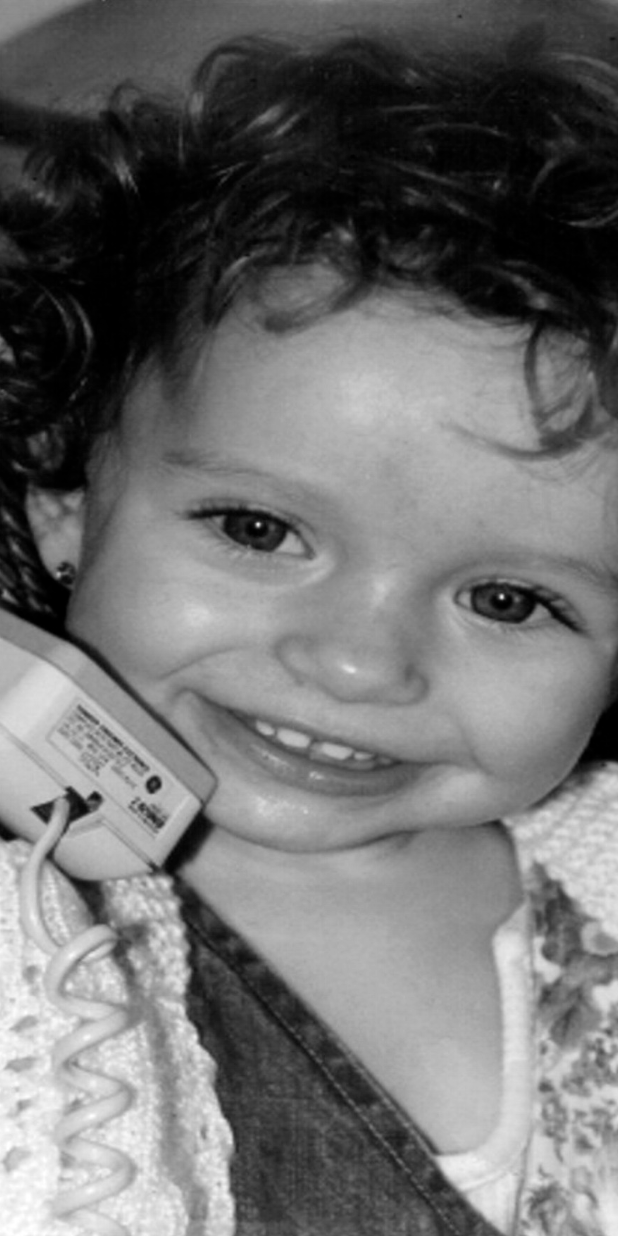
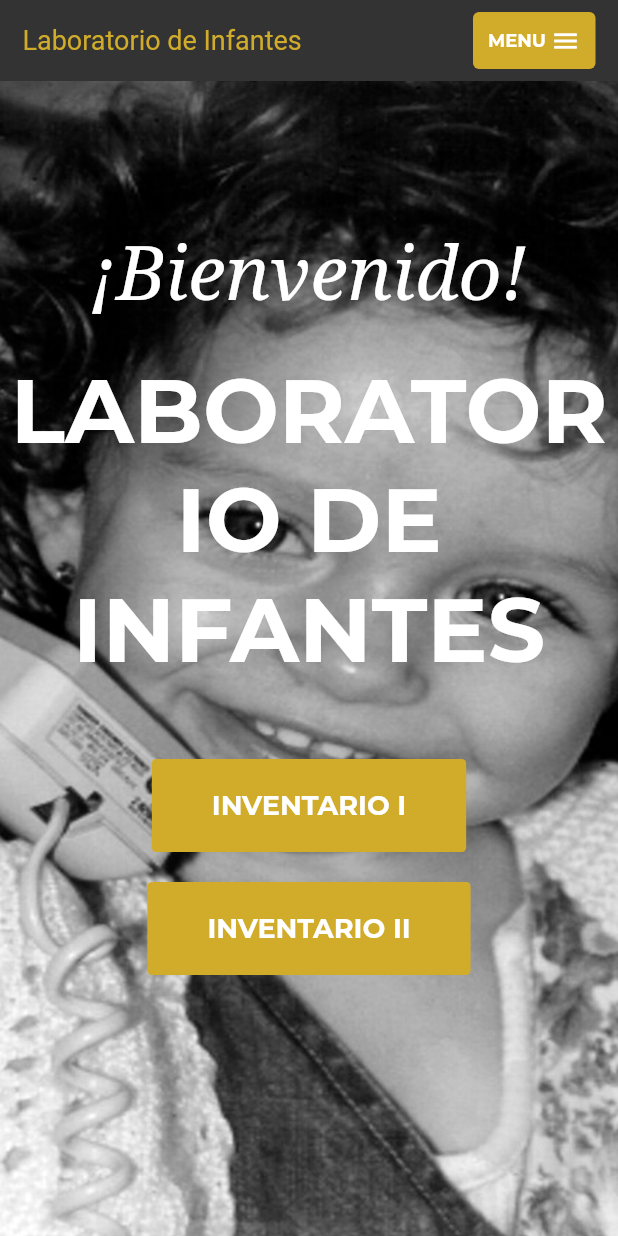
Before and after one commit to A-L-M/app_cdi, a Flutter app: the screen it shows after launch, on a phone screen of 412 x 824 dp. Run offline on Flutter 3.47's test engine with Material 2 defaults, Android fonts, the phone set to English and light mode, and no system bars; our stand-ins replace flutter_secure_storage, go_router, google_fonts, image_picker, shared_preferences, supabase_flutter and 1 more; missing offline and left inert: flutter_portal; accounts and stored records are empty.

Commit message:
Agrego portal

```diff
--- a/lib/helpers/constants.dart
+++ b/lib/helpers/constants.dart
@@ -7,3 +7,5 @@ const redirectUrl = 'https://supabase.cbluna-dev.com/arux-change-pass';
 const themeId = String.fromEnvironment('themeId', defaultValue: '2');
 
 String bonitaConnectionUrl = 'https://arux.cbluna-dev.com/arux/api';
+
+const mobileSize = 700;
--- a/lib/pages/home_page/home_page.dart
+++ b/lib/pages/home_page/home_page.dart
@@ -1,7 +1,9 @@
-import 'package:app_cdi/pages/home_page/widgets/dropdown_button.dart';
-import 'package:app_cdi/pages/home_page/widgets/inventario_button.dart';
+import 'package:app_cdi/pages/home_page/widgets/top_menu.dart';
 import 'package:flutter/material.dart';
 import 'package:google_fonts/google_fonts.dart';
+
+import 'package:app_cdi/helpers/constants.dart';
+import 'package:app_cdi/pages/home_page/widgets/inventario_button.dart';
 
 class HomePage extends StatefulWidget {
   const HomePage({Key? key}) : super(key: key);
@@ -14,7 +16,9 @@ class _HomePageState extends State<HomePage> {
   @override
   Widget build(BuildContext context) {
     return Scaffold(
-      body: Container(
+      body: GestureDetector(
+        onTap: () => FocusScope.of(context).unfocus(),
+        child: Container(
           constraints: const BoxConstraints.expand(),
           decoration: const BoxDecoration(
             image: DecorationImage(
@@ -24,12 +28,13 @@ class _HomePageState extends State<HomePage> {
             ),
           ),
           child: LayoutBuilder(builder: (context, constraints) {
-          if (constraints.maxWidth > 700) {
+            if (constraints.maxWidth > mobileSize) {
               return const HomePageBodyDesktop();
             } else {
               return const HomePageBodyMobile();
             }
           }),
+        ),
       ),
     );
   }
@@ -40,7 +45,43 @@ class HomePageBodyMobile extends StatelessWidget {
 
   @override
   Widget build(BuildContext context) {
-    return Container();
+    return SingleChildScrollView(
+      child: Column(
+        children: [
+          const TopMenuWidget(),
+          Container(
+            padding: const EdgeInsets.only(top: 100),
+            margin: const EdgeInsets.only(bottom: 25),
+            child: const Text(
+              '¡Bienvenido!',
+              style: TextStyle(
+                fontFamily: 'DroidSerif',
+                fontStyle: FontStyle.italic,
+                color: Colors.white,
+                fontWeight: FontWeight.w500,
+                fontSize: 50,
+              ),
+            ),
+          ),
+          Container(
+            margin: const EdgeInsets.only(bottom: 50),
+            alignment: Alignment.center,
+            child: Text(
+              'LABORATORIO DE INFANTES',
+              style: GoogleFonts.montserrat(
+                color: Colors.white,
+                fontSize: 60,
+                fontWeight: FontWeight.bold,
+              ),
+              textAlign: TextAlign.center,
+            ),
+          ),
+          InventarioButton(label: 'INVENTARIO I', onTap: () {}),
+          const SizedBox(height: 20),
+          InventarioButton(label: 'INVENTARIO II', onTap: () {}),
+        ],
+      ),
+    );
   }
 }
 
@@ -51,33 +92,7 @@ class HomePageBodyDesktop extends StatelessWidget {
   Widget build(BuildContext context) {
     return Column(
       children: [
-        Container(
-          padding: const EdgeInsets.symmetric(vertical: 25, horizontal: 15),
-          margin: const EdgeInsets.only(bottom: 20, left: 68, right: 68),
-          child: Row(
-            children: [
-              Container(
-                padding: const EdgeInsets.all(15),
-                child: Text(
-                  'Laboratorio de Infantes',
-                  style: GoogleFonts.kaushanScript(
-                    color: const Color(0xFFD1AC2B),
-                    fontSize: 28,
-                  ),
-                ),
-              ),
-              CustomDropdownButton(
-                title: 'CDI',
-                onTap: () {},
-              ),
-              const Spacer(),
-              CustomDropdownButton(
-                title: 'Iniciar Sesión',
-                onTap: () {},
-              ),
-            ],
-          ),
-        ),
+        const TopMenuWidget(),
         Container(
           padding: const EdgeInsets.only(top: 125),
           margin: const EdgeInsets.only(bottom: 25),
@@ -101,6 +116,7 @@ class HomePageBodyDesktop extends StatelessWidget {
               fontSize: 75,
               fontWeight: FontWeight.bold,
             ),
+            textAlign: TextAlign.center,
           ),
         ),
         Row(
--- a/lib/pages/home_page/widgets/inventario_button.dart
+++ b/lib/pages/home_page/widgets/inventario_button.dart
@@ -49,6 +49,7 @@ class _InventarioButtonState extends State<InventarioButton> {
           padding: const EdgeInsets.symmetric(horizontal: 40, vertical: 20),
           decoration: BoxDecoration(
             color: buttonColor,
+            borderRadius: BorderRadius.circular(3),
           ),
           child: Text(
             widget.label,
--- /dev/null
+++ b/lib/pages/home_page/widgets/top_menu.dart
@@ -0,0 +1,159 @@
+import 'package:app_cdi/helpers/constants.dart';
+import 'package:app_cdi/pages/home_page/widgets/login_form.dart';
+import 'package:flutter/material.dart';
+import 'package:google_fonts/google_fonts.dart';
+
+import 'package:app_cdi/pages/home_page/widgets/dropdown_button.dart';
+
+class TopMenuWidget extends StatelessWidget {
+  const TopMenuWidget({Key? key}) : super(key: key);
+
+  @override
+  Widget build(BuildContext context) {
+    return LayoutBuilder(builder: (context, constraints) {
+      if (constraints.maxWidth > mobileSize) {
+        return const TopMenuBodyDesktop();
+      } else {
+        return const TopMenuBodyMobile();
+      }
+    });
+  }
+}
+
+class TopMenuBodyMobile extends StatelessWidget {
+  const TopMenuBodyMobile({Key? key}) : super(key: key);
+
+  @override
+  Widget build(BuildContext context) {
+    return Container(
+      width: double.infinity,
+      height: 54,
+      decoration: const BoxDecoration(
+        color: Color(0xFF333333),
+      ),
+      child: Row(
+        children: [
+          Container(
+            padding: const EdgeInsets.all(15),
+            child: Text(
+              'Laboratorio de Infantes',
+              style: GoogleFonts.kaushanScript(
+                color: const Color(0xFFD1AC2B),
+                fontSize: 18,
+              ),
+            ),
+          ),
+          const Spacer(),
+          const CustomMenuButton(),
+        ],
+      ),
+    );
+  }
+}
+
+class TopMenuBodyDesktop extends StatelessWidget {
+  const TopMenuBodyDesktop({Key? key}) : super(key: key);
+
+  @override
+  Widget build(BuildContext context) {
+    return Container(
+      padding: const EdgeInsets.symmetric(vertical: 25, horizontal: 15),
+      margin: const EdgeInsets.only(bottom: 20, left: 68, right: 68),
+      child: Row(
+        children: [
+          Container(
+            padding: const EdgeInsets.all(15),
+            child: Text(
+              'Laboratorio de Infantes',
+              style: GoogleFonts.kaushanScript(
+                color: const Color(0xFFD1AC2B),
+                fontSize: 28,
+              ),
+            ),
+          ),
+          CustomDropdownButton(
+            title: 'CDI',
+            portalFollower: Container(
+              height: 50,
+              width: 50,
+              color: Colors.red,
+            ),
+          ),
+          const Spacer(),
+          CustomDropdownButton(
+            title: 'Iniciar Sesión',
+            portalFollower: const LoginForm(),
+          ),
+        ],
+      ),
+    );
+  }
+}
+
+class CustomMenuButton extends StatefulWidget {
+  const CustomMenuButton({Key? key}) : super(key: key);
+
+  @override
+  State<CustomMenuButton> createState() => _CustomMenuButtonState();
+}
+
+class _CustomMenuButtonState extends State<CustomMenuButton> {
+  Color buttonColor = const Color(0xFFD1AC2B);
+
+  Color lighten(Color c, [int percent = 10]) {
+    assert(1 <= percent && percent <= 100);
+    var p = percent / 100;
+    return Color.fromARGB(
+      c.alpha,
+      c.red + ((255 - c.red) * p).round(),
+      c.green + ((255 - c.green) * p).round(),
+      c.blue + ((255 - c.blue) * p).round(),
+    );
+  }
+
+  @override
+  Widget build(BuildContext context) {
+    return MouseRegion(
+      cursor: SystemMouseCursors.click,
+      onEnter: (event) {
+        buttonColor = lighten(buttonColor, 15);
+        setState(() {});
+      },
+      onExit: (event) {
+        buttonColor = const Color(0xFFD1AC2B);
+        setState(() {});
+      },
+      child: GestureDetector(
+        onTap: () {},
+        child: AnimatedContainer(
+          curve: Curves.easeIn,
+          duration: const Duration(milliseconds: 200),
+          margin: const EdgeInsets.symmetric(horizontal: 15, vertical: 8),
+          padding: const EdgeInsets.symmetric(horizontal: 10, vertical: 9),
+          decoration: BoxDecoration(
+            color: buttonColor,
+            borderRadius: BorderRadius.circular(4),
+          ),
+          child: Row(
+            children: [
+              Text(
+                'MENU',
+                style: GoogleFonts.montserrat(
+                  color: Colors.white,
+                  fontSize: 12,
+                  fontWeight: FontWeight.bold,
+                ),
+              ),
+              const SizedBox(width: 3),
+              const Icon(
+                Icons.menu,
+                color: Colors.white,
+                size: 20,
+              ),
+            ],
+          ),
+        ),
+      ),
+    );
+  }
+}
--- /dev/null
+++ b/lib/provider/home_page_provider.dart
@@ -0,0 +1,5 @@
+import 'package:flutter/material.dart';
+
+class HomePageProvider extends ChangeNotifier {
+  // bool loginPortal;
+}
--- a/lib/provider/providers.dart
+++ b/lib/provider/providers.dart
@@ -0,0 +1 @@
+export 'package:app_cdi/provider/user_state_provider.dart';
--- a/pubspec.yaml
+++ b/pubspec.yaml
@@ -37,11 +37,13 @@ dependencies:
   fluttertoast: ^8.2.1
   go_router: ^7.0.0
   google_fonts: ^4.0.3
-  pluto_grid: ^6.0.4
+  image_picker: ^0.8.7+5
+  path: ^1.8.3
   provider: ^6.0.5
   shared_preferences: ^2.1.0
   supabase_flutter: ^1.7.0
   url_strategy: ^0.2.0
+  uuid: ^3.0.7
 
 dev_dependencies:
   flutter_lints: ^2.0.0
```
Also changed, not shown: lib/helpers/globals.dart (+0 -47 lines), lib/main.dart (+13 -2 lines), lib/pages/home_page/widgets/dropdown_button.dart (+18 -3 lines), lib/pages/home_page/widgets/login_form.dart (added, +167 -0 lines), lib/provider/user_state_provider.dart (added, +179 -0 lines), pubspec.lock. Lines whose indentation alone changed are shown as unchanged.
